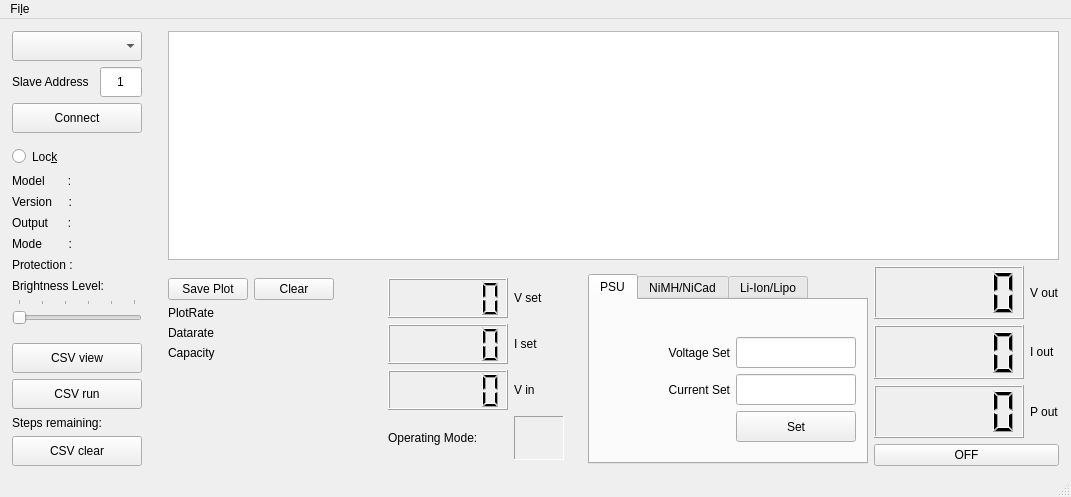
Before: the Qt Designer form source_files/dps_GUI.ui in arthursdo/DPS5005Controler, drawn with Qt 5.
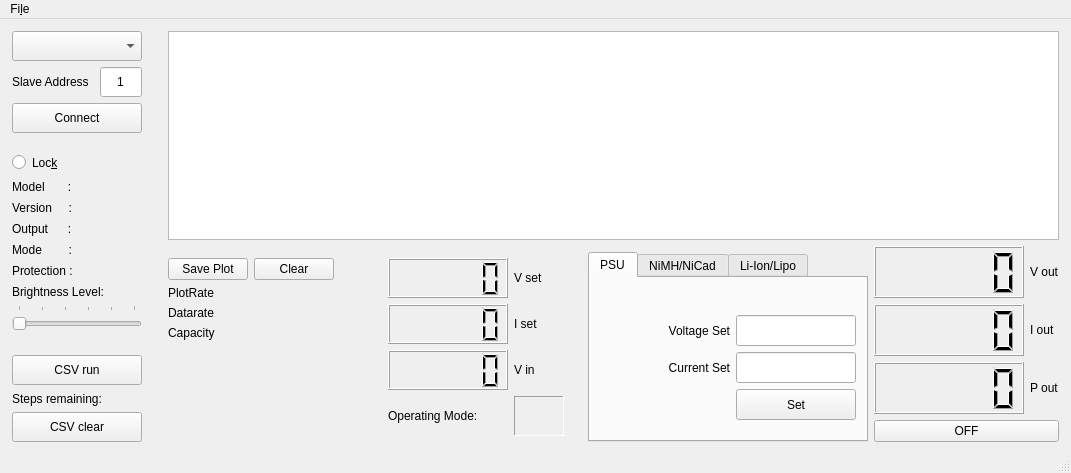
After: the same form once the commit is applied. Custom widgets are drawn as their Qt base class.

Commit message: forgot to add GUI with the changes

```diff
--- a/source_files/dps_GUI.ui
+++ b/source_files/dps_GUI.ui
@@ -7,7 +7,7 @@
     <x>0</x>
     <y>0</y>
     <width>1071</width>
-    <height>497</height>
+    <height>473</height>
    </rect>
   </property>
   <property name="windowTitle">
@@ -387,34 +387,6 @@
         </property>
        </spacer>
       </item>
-      <item>
-       <widget class="QPushButton" name="pushButton_CSV_view">
-        <property name="sizePolicy">
-         <sizepolicy hsizetype="Fixed" vsizetype="Fixed">
-          <horstretch>0</horstretch>
-          <verstretch>0</verstretch>
-         </sizepolicy>
-        </property>
-        <property name="minimumSize">
-         <size>
-          <width>130</width>
-          <height>30</height>
-         </size>
-        </property>
-        <property name="maximumSize">
-         <size>
-          <width>130</width>
-          <height>30</height>
-         </size>
-        </property>
-        <property name="text">
-         <string>CSV view</string>
-        </property>
-        <property name="checkable">
-         <bool>false</bool>
-        </property>
-       </widget>
-      </item>
       <item>
        <widget class="QPushButton" name="pushButton_CSV">
         <property name="sizePolicy">
```
